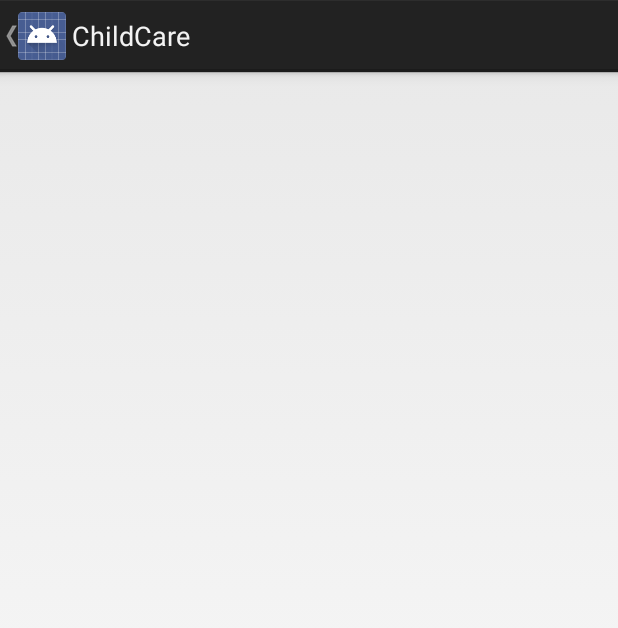
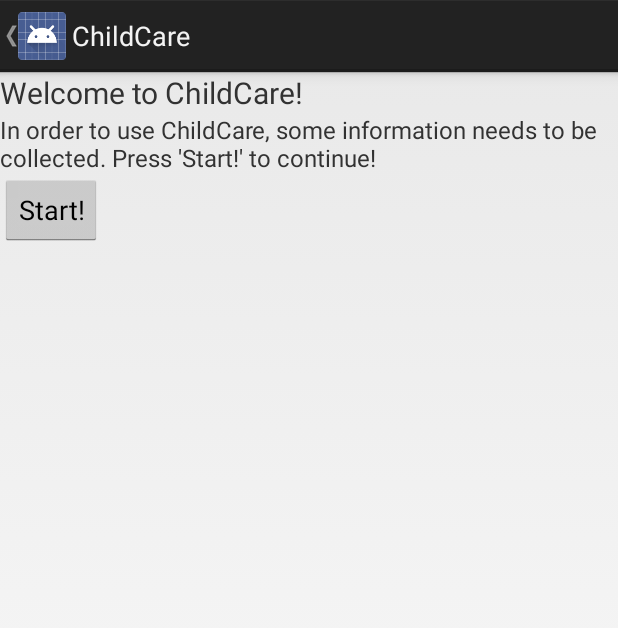
Before and after one commit to buypolarbear/childcareapp-1, an Android app: the screen it shows after launch (MainActivity), on a phone screen of 412 x 824 dp. Shown: the top 628 px of the screen. Run offline under Robolectric (Android 15) with nearby library versions, the phone set to English and light mode, and no system bars; 2 statements that could not run were skipped.

Commit message:
added startup screen

```diff
--- a/app/src/main/java/com/finalproject/cs4962/childcare/AddContactButtonListener.java
+++ b/app/src/main/java/com/finalproject/cs4962/childcare/AddContactButtonListener.java
@@ -18,6 +18,7 @@ public class AddContactButtonListener implements View.OnClickListener {
     }
     @Override
     public void onClick(View view) {
+
         view = (View)view.getParent();
         String firstname = ((EditText) view.findViewById(R.id.firstname)).getText().toString();
         String lastname = ((EditText) view.findViewById(R.id.lastname)).getText().toString();
@@ -37,6 +38,7 @@ public class AddContactButtonListener implements View.OnClickListener {
         addedPerson.address = addr;
 
         AvailabilityFragment fragment = new AvailabilityFragment();
+        fragment._activity = _activity;
         _activity.getFragmentManager().beginTransaction().replace(R.id.content_frame, fragment).commit();
     }
 }
--- a/app/src/main/java/com/finalproject/cs4962/childcare/AvailabilityButtonListener.java
+++ b/app/src/main/java/com/finalproject/cs4962/childcare/AvailabilityButtonListener.java
@@ -1,17 +1,28 @@
 package com.finalproject.cs4962.childcare;
 
 import android.view.View;
+
+import model.Availability;
 
 /**
  * Created by Braden on 12/7/2014.
  */
 public class AvailabilityButtonListener implements View.OnClickListener {
     private MainActivity _activity;
+    public Availability availability = new Availability();
     public AvailabilityButtonListener(MainActivity activity) {
         this._activity = activity;
     }
     @Override
     public void onClick(View view) {
+        //save the availabilities
 
+        if(_activity.InitialSetup) {
+             //if its the initla setup, return back to the activity for amin.
+            _activity.SaveInitialStartup();
+            _activity.SetupMainView();
+
+            //show some alert, "Congrats! You're ready to start using ChildCare!"
+        }
     }
 }
--- a/app/src/main/java/com/finalproject/cs4962/childcare/PageFragment.java
+++ b/app/src/main/java/com/finalproject/cs4962/childcare/PageFragment.java
@@ -37,6 +37,7 @@ public class PageFragment extends Fragment {
             return inflated;
         }
         else if(selectedView.contains("Add Event")) layoutID = R.layout.add_event_view;
+        else if(selectedView.contains("Profile")) layoutID = R.layout.profile_view;
 
         return inflater.inflate(layoutID, container, false);
     }
--- a/app/src/main/res/layout/initial_startup.xml
+++ b/app/src/main/res/layout/initial_startup.xml
@@ -1,7 +1,26 @@
 <?xml version="1.0" encoding="utf-8"?>
 
 <LinearLayout xmlns:android="http://schemas.android.com/apk/res/android"
-    android:orientation="vertical" android:layout_width="match_parent"
-    android:layout_height="match_parent">
+    android:orientation="vertical"
+    android:layout_width="match_parent"
+    android:layout_height="match_parent"
+    android:layout_centerHorizontal="true"
+    android:layout_centerVertical="true">
+
+    <TextView
+        android:layout_width="wrap_content"
+        android:layout_height="wrap_content"
+        android:text="Welcome to ChildCare!"
+        android:textSize="20dp"/>
+    <TextView
+        android:layout_width="wrap_content"
+        android:layout_height="wrap_content"
+        android:text="In order to use ChildCare, some information needs to be collected. Press 'Start!' to continue!"
+        android:textSize="16dp"/>
+    <Button
+        android:id="@+id/beginStartup"
+        android:layout_width="wrap_content"
+        android:layout_height="wrap_content"
+        android:text="Start!"/>
 
 </LinearLayout>
--- a/app/src/main/res/layout/set_availability.xml
+++ b/app/src/main/res/layout/set_availability.xml
@@ -6,7 +6,8 @@
         <TextView
             android:layout_width="wrap_content"
             android:layout_height="wrap_content"
-            android:text="Please set the preferred days:"/>
+            android:gravity="center"
+            android:text="Please set the preferred days to watch others' children:"/>
         <CheckBox
             android:id="@+id/mondayCheck"
             android:layout_width="wrap_content"
```
Also changed, not shown: app/src/main/java/com/finalproject/cs4962/childcare/AvailabilityFragment.java (+5 -2 lines), app/src/main/java/com/finalproject/cs4962/childcare/MainActivity.java (+66 -58 lines).
